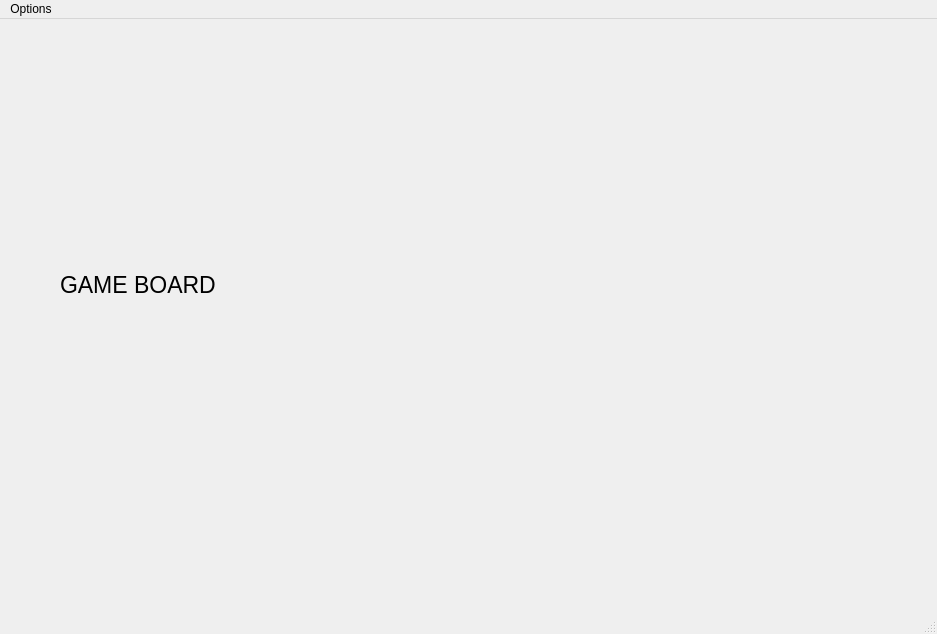
threescomplement/proi-chess, file src/gui/mainwindow.ui: the form before one commit.
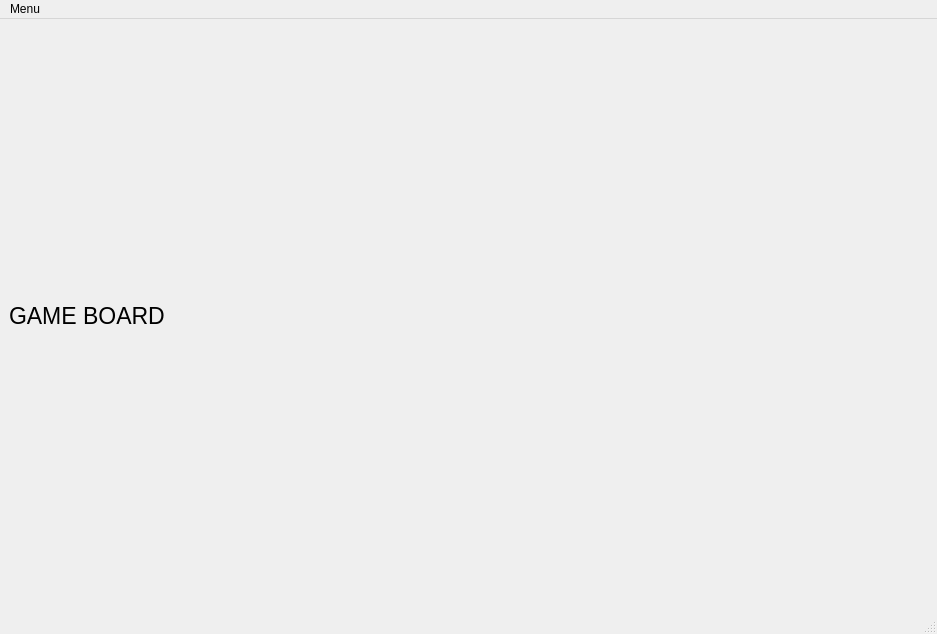
The form after the commit.

Commit message: Changed the window so that the GameLayout fills the screen

What changed in the file:
```diff
--- a/src/gui/mainwindow.ui
+++ b/src/gui/mainwindow.ui
@@ -26,15 +26,8 @@
    <string>MainWindow</string>
   </property>
   <widget class="QWidget" name="centralwidget">
-   <widget class="QWidget" name="verticalLayoutWidget">
-    <property name="geometry">
-     <rect>
-      <x>60</x>
-      <y>20</y>
-      <width>621</width>
-      <height>491</height>
-     </rect>
-    </property>
+   <layout class="QGridLayout" name="gridLayout">
+    <item row="0" column="0">
     <layout class="QVBoxLayout" name="GameLayout">
      <item>
       <widget class="QLabel" name="GameBoard">
@@ -49,7 +42,8 @@
       </widget>
      </item>
     </layout>
-   </widget>
+    </item>
+   </layout>
   </widget>
   <widget class="QMenuBar" name="menubar">
    <property name="geometry">
@@ -62,7 +56,7 @@
    </property>
    <widget class="QMenu" name="menupogg">
     <property name="title">
-     <string>Options</string>
+     <string>Menu</string>
     </property>
     <widget class="QMenu" name="menunew_pvp_game">
      <property name="title">
```
Lines whose indentation alone changed are shown as unchanged.
